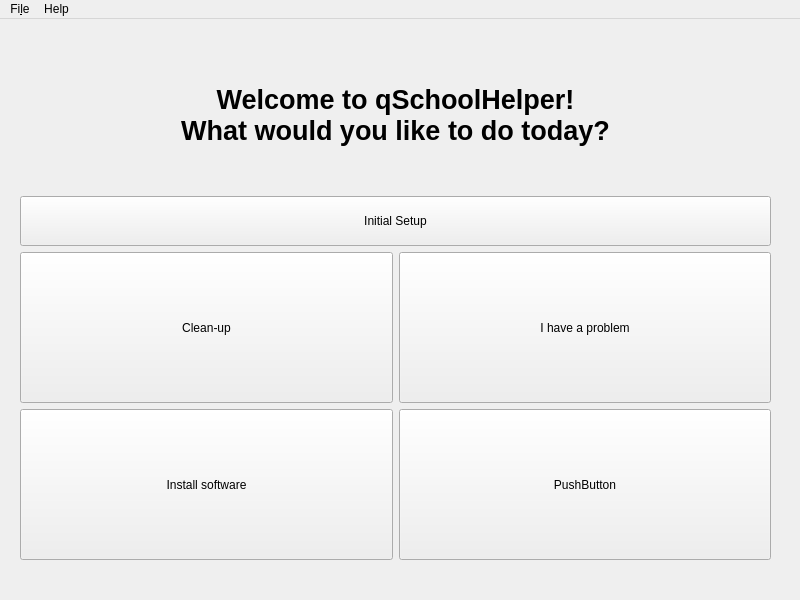
First picture: the form in ui/main_window.ui, repository Atrate/qSchoolHelper, before the edit.
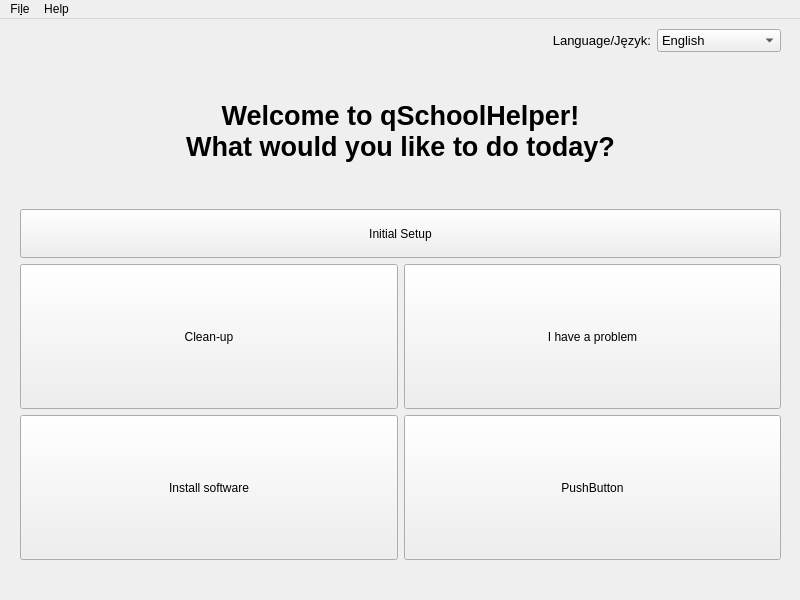
Second picture: the form after the edit. Icons and pictures are not drawn.

Commit message: Added dummy language switcher

What changed in the file:
```diff
--- a/ui/main_window.ui
+++ b/ui/main_window.ui
@@ -30,9 +30,9 @@
     <property name="geometry">
      <rect>
       <x>20</x>
-      <y>20</y>
-      <width>751</width>
-      <height>521</height>
+      <y>10</y>
+      <width>761</width>
+      <height>531</height>
      </rect>
     </property>
     <layout class="QGridLayout" name="gridLayout">
@@ -42,31 +42,7 @@
      <property name="rightMargin">
       <number>0</number>
      </property>
-     <item row="4" column="0">
-      <widget class="QPushButton" name="software_button">
-       <property name="sizePolicy">
-        <sizepolicy hsizetype="Expanding" vsizetype="Expanding">
-         <horstretch>0</horstretch>
-         <verstretch>3</verstretch>
-        </sizepolicy>
-       </property>
-       <property name="text">
-        <string>Install software</string>
-       </property>
-       <property name="icon">
-        <iconset>
-         <normalon>:/install.png</normalon>
-        </iconset>
-       </property>
-       <property name="iconSize">
-        <size>
-         <width>32</width>
-         <height>32</height>
-        </size>
-       </property>
-      </widget>
-     </item>
-     <item row="2" column="0">
+     <item row="3" column="0">
       <widget class="QPushButton" name="clean_button">
        <property name="sizePolicy">
         <sizepolicy hsizetype="Expanding" vsizetype="Expanding">
@@ -90,7 +66,7 @@
        </property>
       </widget>
      </item>
-     <item row="4" column="1">
+     <item row="5" column="1">
       <widget class="QPushButton" name="push_button">
        <property name="sizePolicy">
         <sizepolicy hsizetype="Minimum" vsizetype="Expanding">
@@ -109,7 +85,64 @@
        </property>
       </widget>
      </item>
-     <item row="0" column="0" colspan="2">
+     <item row="2" column="0" colspan="2">
+      <widget class="QPushButton" name="initial_setup_button">
+       <property name="enabled">
+        <bool>true</bool>
+       </property>
+       <property name="sizePolicy">
+        <sizepolicy hsizetype="Minimum" vsizetype="Minimum">
+         <horstretch>0</horstretch>
+         <verstretch>1</verstretch>
+        </sizepolicy>
+       </property>
+       <property name="toolTip">
+        <string/>
+       </property>
+       <property name="text">
+        <string>Initial Setup</string>
+       </property>
+       <property name="icon">
+        <iconset>
+         <normalon>:/go.png</normalon>
+        </iconset>
+       </property>
+       <property name="iconSize">
+        <size>
+         <width>16</width>
+         <height>16</height>
+        </size>
+       </property>
+       <property name="flat">
+        <bool>false</bool>
+       </property>
+      </widget>
+     </item>
+     <item row="3" column="1">
+      <widget class="QPushButton" name="problem_button">
+       <property name="sizePolicy">
+        <sizepolicy hsizetype="Expanding" vsizetype="Expanding">
+         <horstretch>0</horstretch>
+         <verstretch>3</verstretch>
+        </sizepolicy>
+       </property>
+       <property name="text">
+        <string>I have a problem</string>
+       </property>
+       <property name="icon">
+        <iconset>
+         <normalon>:/error.png</normalon>
+        </iconset>
+       </property>
+       <property name="iconSize">
+        <size>
+         <width>32</width>
+         <height>32</height>
+        </size>
+       </property>
+      </widget>
+     </item>
+     <item row="1" column="0" colspan="2">
       <widget class="QLabel" name="title_label">
        <property name="sizePolicy">
         <sizepolicy hsizetype="Preferred" vsizetype="Preferred">
@@ -137,8 +170,8 @@
        </property>
       </widget>
      </item>
-     <item row="2" column="1">
-      <widget class="QPushButton" name="problem_button">
+     <item row="5" column="0">
+      <widget class="QPushButton" name="software_button">
        <property name="sizePolicy">
         <sizepolicy hsizetype="Expanding" vsizetype="Expanding">
          <horstretch>0</horstretch>
@@ -146,7 +179,7 @@
         </sizepolicy>
        </property>
        <property name="text">
-        <string>I have a problem</string>
+        <string>Install software</string>
        </property>
        <property name="icon">
         <iconset>
@@ -161,38 +194,61 @@
        </property>
       </widget>
      </item>
-     <item row="1" column="0" colspan="2">
-      <widget class="QPushButton" name="initial_setup_button">
-       <property name="enabled">
-        <bool>true</bool>
-       </property>
-       <property name="sizePolicy">
-        <sizepolicy hsizetype="Minimum" vsizetype="Minimum">
-         <horstretch>0</horstretch>
-         <verstretch>1</verstretch>
-        </sizepolicy>
-       </property>
-       <property name="toolTip">
-        <string/>
-       </property>
-       <property name="text">
-        <string>Initial Setup</string>
-       </property>
-       <property name="icon">
-        <iconset>
-         <normalon>:/go.png</normalon>
-        </iconset>
-       </property>
-       <property name="iconSize">
-        <size>
-         <width>16</width>
-         <height>16</height>
-        </size>
-       </property>
-       <property name="flat">
-        <bool>false</bool>
-       </property>
-      </widget>
+     <item row="0" column="1">
+      <layout class="QHBoxLayout" name="horizontalLayout_2">
+       <item>
+        <widget class="QLabel" name="label">
+         <property name="sizePolicy">
+          <sizepolicy hsizetype="Preferred" vsizetype="Preferred">
+           <horstretch>2</horstretch>
+           <verstretch>0</verstretch>
+          </sizepolicy>
+         </property>
+         <property name="font">
+          <font>
+           <pointsize>10</pointsize>
+          </font>
+         </property>
+         <property name="text">
+          <string>Language/Język:</string>
+         </property>
+         <property name="alignment">
+          <set>Qt::AlignRight|Qt::AlignTrailing|Qt::AlignVCenter</set>
+         </property>
+         <property name="margin">
+          <number>3</number>
+         </property>
+        </widget>
+       </item>
+       <item>
+        <widget class="QComboBox" name="comboBox">
+         <property name="sizePolicy">
+          <sizepolicy hsizetype="Preferred" vsizetype="Fixed">
+           <horstretch>1</horstretch>
+           <verstretch>0</verstretch>
+          </sizepolicy>
+         </property>
+         <property name="font">
+          <font>
+           <pointsize>10</pointsize>
+          </font>
+         </property>
+         <property name="sizeAdjustPolicy">
+          <enum>QComboBox::AdjustToContentsOnFirstShow</enum>
+         </property>
+         <item>
+          <property name="text">
+           <string>English</string>
+          </property>
+         </item>
+         <item>
+          <property name="text">
+           <string>Polish</string>
+          </property>
+         </item>
+        </widget>
+       </item>
+      </layout>
      </item>
     </layout>
    </widget>
```
Left out of the diff: 2 changed lines with no effect on the pictures.
